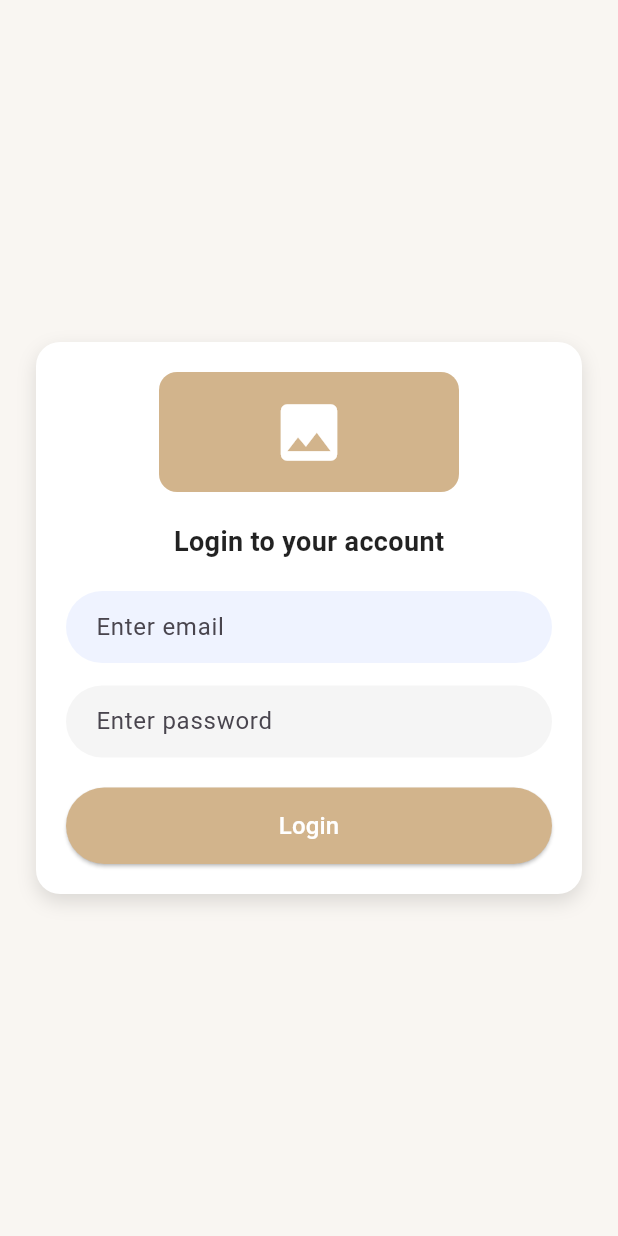
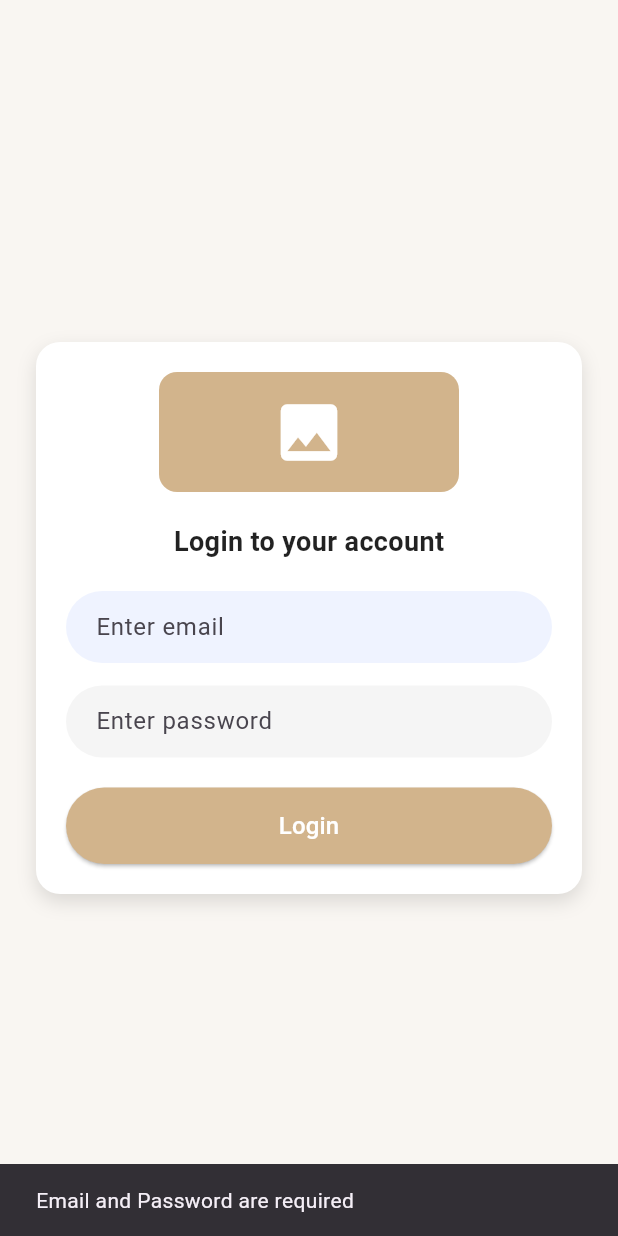
Before and after one commit to rahulind97/swington_managment, a Flutter app: the screen it shows after launch, after a tap on "Login", on a phone screen of 412 x 824 dp. Run offline on Flutter 3.47's test engine with Material 3 defaults, Android fonts, the phone set to English and light mode, and no system bars; our stand-ins replace dio, flutter_spinkit, image_picker, shared_preferences; network calls fail.

Commit message:
inital commimt

```diff
--- a/lib/constants/constants.dart
+++ b/lib/constants/constants.dart
@@ -1,5 +1,5 @@
  class constants {
-   static const String BASE_URL ='https://attendanceapi.charumindworks.com/api/';
+   static const String BASE_URL ='https://blueviolet-spoonbill-658373.hostingersite.com/demotesting/api/v1/';
  // static const String BASE_URL ='http://attendanceapi1.charumindworks.com/api/';
   static const String VERSION = '1.0.1.4';
   static const String  LOGIN= 'Login';
@@ -17,6 +17,7 @@
 
 
   static const String USER_ID = 'userid';
+  static const String TOKEN = 'token';
   static const String SCHOOL_CODE = 'schoolCode';
   static const String SCHOOL_NAME_ENG = 'schoolName';
   static const String SCHOOL_NAME_HINDI = 'SchoolName1';
--- a/lib/main.dart
+++ b/lib/main.dart
@@ -12,7 +12,7 @@ class MyApp extends StatelessWidget {
   @override
   Widget build(BuildContext context) {
     return MaterialApp(
-      title: 'Flutter Demo',
+      title: 'Swington Management',
       theme: ThemeData(
 
         colorScheme: ColorScheme.fromSeed(seedColor: Colors.deepPurple),
--- a/lib/view_controller/LoginScreen.dart
+++ b/lib/view_controller/LoginScreen.dart
@@ -1,4 +1,9 @@
+import 'dart:convert';
 import 'package:flutter/material.dart';
+import 'package:http/http.dart' as http;
+import 'package:swington_managment/constants/constants.dart';
+import 'package:swington_managment/utils/Utils.dart';
+import 'package:swington_managment/view_controller/DashboardScreen.dart';
 
 class LoginScreen extends StatefulWidget {
   const LoginScreen({super.key});
@@ -10,6 +15,84 @@ class LoginScreen extends StatefulWidget {
 class _LoginScreenState extends State<LoginScreen> {
   final _emailController = TextEditingController();
   final _passwordController = TextEditingController();
+  bool _isLoading = false;
+  Future<void> _login() async {
+    final email = _emailController.text.trim();
+    final password = _passwordController.text.trim();
+
+    print("🔹 Login Attempt -> email: $email, password: $password");
+
+    if (email.isEmpty || password.isEmpty) {
+      print("❌ Email or Password is empty");
+      _showError("Email and Password are required");
+      return;
+    }
+
+    setState(() {
+      _isLoading = true;
+    });
+
+    try {
+      var request = http.MultipartRequest(
+        'POST',
+        Uri.parse("https://blueviolet-spoonbill-658373.hostingersite.com/demotesting/api/v1/loginappuser"),
+      );
+      request.fields['username'] = email;
+      request.fields['password'] = password;
+
+      print("📤 Sending request to: ${request.url}");
+      print("📩 Request fields: ${request.fields}");
+
+      var response = await request.send();
+      print("📥 Raw response status: ${response.statusCode}");
+
+      var responseData = await response.stream.bytesToString();
+      print("📥 Response body: $responseData");
+
+      if (response.statusCode == 200) {
+        final data = json.decode(responseData);
+        print("✅ Decoded JSON: $data");
+
+        if (data["status"] == 200) {
+          List<dynamic> permissions = data["admin_permissions"];
+          print("✅ Login success. Permissions: $permissions");
+          String userid = data['admin_userdata']['id'];
+          String token = data['admin_userdata']['api_token'];
+          Utils.saveStringToPrefs(constants.USER_ID, userid);
+          Utils.saveStringToPrefs(constants.TOKEN, token);
+
+          if (!mounted) return;
+          Navigator.pushReplacement(
+            context,
+            MaterialPageRoute(
+              builder: (context) => DashboardScreen(adminPermissions: permissions),
+            ),
+          );
+        } else {
+          print("⚠️ Login failed: ${data["message"]}");
+          _showError(data["message"] ?? "Login failed");
+        }
+      } else {
+        print("❌ Server error code: ${response.statusCode}");
+        _showError("Server error: ${response.statusCode}");
+      }
+    } catch (e, stack) {
+      print("🔥 Exception: $e");
+      print("📌 StackTrace: $stack");
+      _showError("Something went wrong: $e");
+    }
+
+    setState(() {
+      _isLoading = false;
+    });
+  }
+
+
+  void _showError(String msg) {
+    ScaffoldMessenger.of(context).showSnackBar(
+      SnackBar(content: Text(msg)),
+    );
+  }
 
   @override
   Widget build(BuildContext context) {
@@ -34,7 +117,6 @@ class _LoginScreenState extends State<LoginScreen> {
             child: Column(
               mainAxisSize: MainAxisSize.min,
               children: [
-                // Logo Placeholder
                 Container(
                   height: 80,
                   width: 200,
@@ -46,7 +128,6 @@ class _LoginScreenState extends State<LoginScreen> {
                 ),
                 const SizedBox(height: 20),
 
-                // Title
                 const Text(
                   "Login to your account",
                   style: TextStyle(
@@ -57,7 +138,6 @@ class _LoginScreenState extends State<LoginScreen> {
                 ),
                 const SizedBox(height: 20),
 
-                // Email Field
                 TextField(
                   controller: _emailController,
                   decoration: InputDecoration(
@@ -73,7 +153,6 @@ class _LoginScreenState extends State<LoginScreen> {
                 ),
                 const SizedBox(height: 15),
 
-                // Password Field
                 TextField(
                   controller: _passwordController,
                   obscureText: true,
@@ -90,13 +169,10 @@ class _LoginScreenState extends State<LoginScreen> {
                 ),
                 const SizedBox(height: 20),
 
-                // Login Button
                 SizedBox(
                   width: double.infinity,
                   child: ElevatedButton(
-                    onPressed: () {
-                      debugPrint("Email: ${_emailController.text}, Password: ${_passwordController.text}");
-                    },
+                    onPressed: _isLoading ? null : _login,
                     style: ElevatedButton.styleFrom(
                       backgroundColor: const Color(0xFFD2B48C),
                       shape: RoundedRectangleBorder(
@@ -104,7 +180,16 @@ class _LoginScreenState extends State<LoginScreen> {
                       ),
                       padding: const EdgeInsets.symmetric(vertical: 14),
                     ),
-                    child: const Text(
+                    child: _isLoading
+                        ? const SizedBox(
+                      height: 20,
+                      width: 20,
+                      child: CircularProgressIndicator(
+                        color: Colors.white,
+                        strokeWidth: 2,
+                      ),
+                    )
+                        : const Text(
                       "Login",
                       style: TextStyle(fontSize: 16, color: Colors.white),
                     ),
--- a/pubspec.yaml
+++ b/pubspec.yaml
@@ -43,6 +43,8 @@ dev_dependencies:
   sn_progress_dialog: ^1.1.3
   shared_preferences: ^2.0.12
   flutter_spinkit: ^5.2.1
+  http: ^1.2.2
+  image_picker: ^1.1.2
 
 
   # The "flutter_lints" package below contains a set of recommended lints to
```
Also changed, not shown: lib/view_controller/AddBillScreen.dart (added, +299 -0 lines), lib/view_controller/DashboardScreen.dart (added, +115 -0 lines), pubspec.lock, 2 other files.
